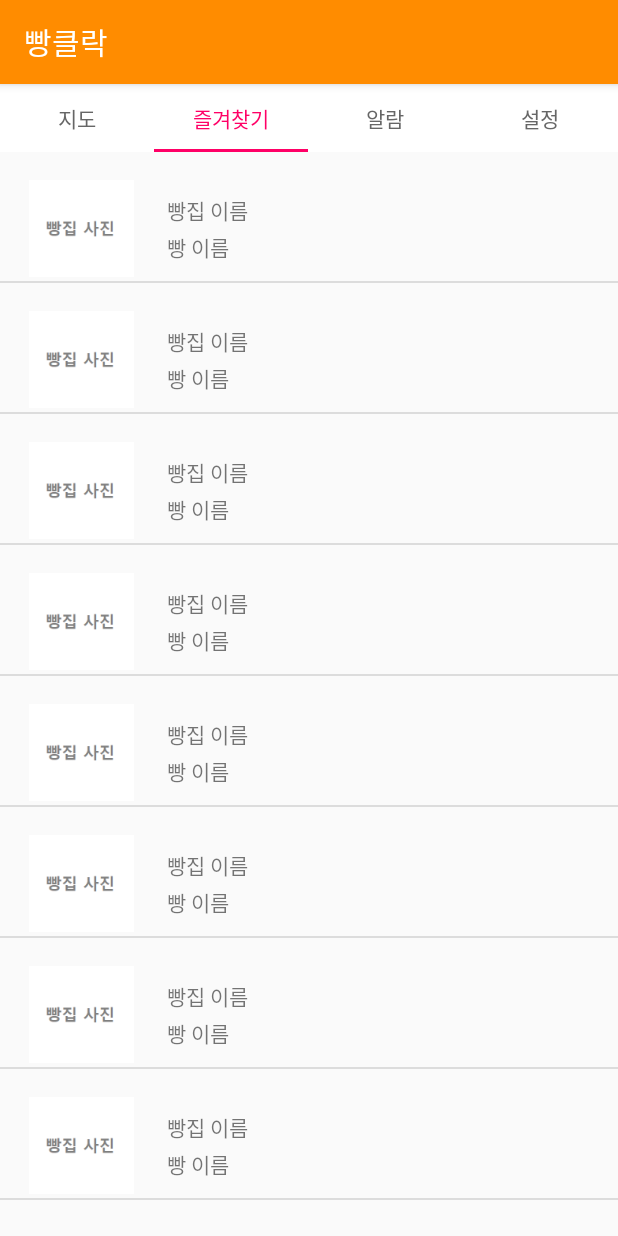
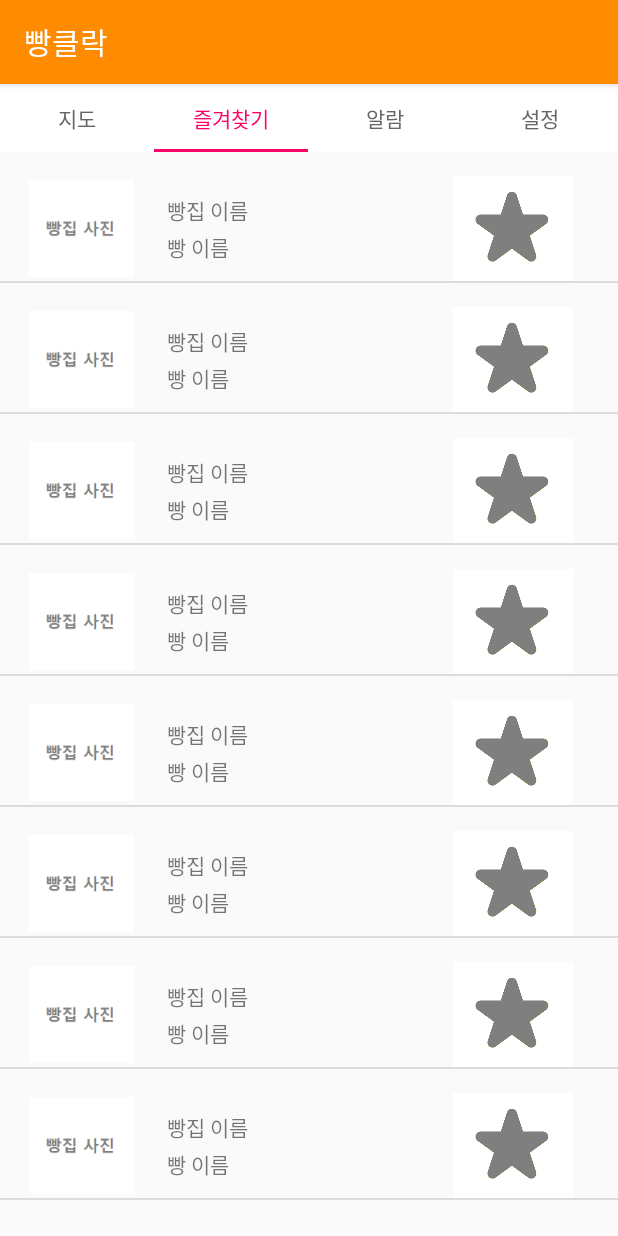
Before and after one commit to parksodam0328/BreadClock, an Android app: the screen it shows after launch (BarActivity), tab 2 chosen, on a phone screen of 412 x 824 dp. Run offline under Robolectric (Android 15) with nearby library versions, the phone set to English and light mode, and no system bars; libraries missing offline, so code that uses them is left out: noman.googleplaces.

Commit message:
- [즐겨찾기] listview 띄우기 - [즐겨찾기] listview에 빵집사진, 빵집이름, 위치, 즐겨찾기 별 사진 띄우기 - [즐겨찾기] listview에 있는 빵집 누르면 빵집 상세정보 엑티비티 띄우기

```diff
--- a/app/src/main/AndroidManifest.xml
+++ b/app/src/main/AndroidManifest.xml
@@ -38,6 +38,7 @@
         <activity android:name=".set.HowToUseActivity" />
         <activity android:name=".set.ContactUsActivity" />
         <activity android:name=".set.IntroduceActivity" />
+        <activity android:name=".bookmark.BookmarkInformation" />
         <activity android:name=".notice.BreadInformation"></activity>
     </application>
 
--- a/app/src/main/java/kr/hs/emirim/parksodam/breadclock/bookmark/BookmarkFragment.java
+++ b/app/src/main/java/kr/hs/emirim/parksodam/breadclock/bookmark/BookmarkFragment.java
@@ -39,6 +39,7 @@ public class BookmarkFragment extends BaseFragment {
                 String titleStr = item.getName();
                 String descStr = item.getContents();
                 Drawable iconDrawable = item.getIcon();
+                Drawable imageDrawable = item.getImage();
 
                 startActivity(intent);
             }
@@ -52,8 +53,9 @@ public class BookmarkFragment extends BaseFragment {
 
 
         for (int i=0; i<8; i++) {
-            mMyAdapter.addItem(ContextCompat.getDrawable(getActivity(), R.mipmap.basicimg), "빵집 이름", "빵 이름");
+            mMyAdapter.addItem(ContextCompat.getDrawable(getActivity(), R.mipmap.basicimg), "빵집 이름", "빵 이름",(ContextCompat.getDrawable(getActivity(), R.drawable.unstar)));
         }
+
 
         /* 리스트뷰에 어댑터 등록 */
         mListView.setAdapter(mMyAdapter);
--- a/app/src/main/java/kr/hs/emirim/parksodam/breadclock/bookmark/BookmarkInformation.java
+++ b/app/src/main/java/kr/hs/emirim/parksodam/breadclock/bookmark/BookmarkInformation.java
@@ -14,6 +14,6 @@ public class BookmarkInformation extends AppCompatActivity {
     @Override
     protected void onCreate(Bundle savedInstanceState) {
         super.onCreate(savedInstanceState);
-        setContentView(R.layout.activity_bread_information);
+        setContentView(R.layout.activity_bookmark_information);
     }
 }
--- a/app/src/main/java/kr/hs/emirim/parksodam/breadclock/listview/MyAdapter.java
+++ b/app/src/main/java/kr/hs/emirim/parksodam/breadclock/listview/MyAdapter.java
@@ -52,6 +52,7 @@ public class MyAdapter extends BaseAdapter {
         ImageView iv_img = (ImageView) convertView.findViewById(R.id.iv_img) ;
         TextView tv_name = (TextView) convertView.findViewById(R.id.tv_name) ;
         TextView tv_contents = (TextView) convertView.findViewById(R.id.tv_contents) ;
+        ImageView iv_image = (ImageView) convertView.findViewById(R.id.iv_image) ;
 
         /* 각 리스트에 뿌려줄 아이템을 받아오는데 mMyItem 재활용 */
         MyItem myItem = getItem(position);
@@ -60,6 +61,7 @@ public class MyAdapter extends BaseAdapter {
         iv_img.setImageDrawable(myItem.getIcon());
         tv_name.setText(myItem.getName());
         tv_contents.setText(myItem.getContents());
+        iv_image.setImageDrawable(myItem.getImage());
 
         /* (위젯에 대한 이벤트리스너를 지정하고 싶다면 여기에 작성하면된다..)  */
 
@@ -67,7 +69,7 @@ public class MyAdapter extends BaseAdapter {
     }
 
     /* 아이템 데이터 추가를 위한 함수. 자신이 원하는대로 작성 */
-    public void addItem(Drawable img, String name, String contents) {
+    public void addItem(Drawable img, String name, String contents,Drawable image) {
 
         MyItem mItem = new MyItem();
 
@@ -75,9 +77,12 @@ public class MyAdapter extends BaseAdapter {
         mItem.setIcon(img);
         mItem.setName(name);
         mItem.setContents(contents);
+        mItem.setImage(image);
 
         /* mItems에 MyItem을 추가한다. */
         mItems.add(mItem);
 
     }
+
+
 }
--- a/app/src/main/java/kr/hs/emirim/parksodam/breadclock/listview/MyItem.java
+++ b/app/src/main/java/kr/hs/emirim/parksodam/breadclock/listview/MyItem.java
@@ -11,6 +11,7 @@ public class MyItem {
     private Drawable icon;
     private String name;
     private String contents;
+    private Drawable image;
 
     public Drawable getIcon() {
         return icon;
@@ -34,4 +35,7 @@ public class MyItem {
         this.contents = contents;
     }
 
+    public Drawable getImage() { return image; }
+
+    public void setImage(Drawable image) { this.image = image;}
 }
--- a/app/src/main/java/kr/hs/emirim/parksodam/breadclock/map/MapFragment.java
+++ b/app/src/main/java/kr/hs/emirim/parksodam/breadclock/map/MapFragment.java
@@ -147,7 +147,7 @@ public class MapFragment extends BaseFragment implements OnMapReadyCallback,
         for(Marker m : previous_marker){
             Log.e(TAG,"빵집 추가 : "+m.getTitle()+"/ 빵 : ");
 
-            mMyAdapter.addItem(ContextCompat.getDrawable(getActivity(),R.mipmap.basicimg), m.getTitle(), m.getSnippet());
+            mMyAdapter.addItem(ContextCompat.getDrawable(getActivity(),R.mipmap.basicimg), m.getTitle(), m.getSnippet(),ContextCompat.getDrawable(getActivity(),R.drawable.unstar));
         }
 
         /* 리스트뷰에 어댑터 등록 */
--- a/app/src/main/java/kr/hs/emirim/parksodam/breadclock/notice/NoticeFragment.java
+++ b/app/src/main/java/kr/hs/emirim/parksodam/breadclock/notice/NoticeFragment.java
@@ -52,7 +52,8 @@ public class NoticeFragment extends BaseFragment {
 
 
         for (int i=0; i<10; i++) {
-            mMyAdapter.addItem(ContextCompat.getDrawable(getActivity(), R.mipmap.ic_launcher), "빵집 이름", "빵 이름");
+            mMyAdapter.addItem(ContextCompat.getDrawable(getActivity(), R.mipmap.ic_launcher), "빵집 이름", "빵 이름", (ContextCompat.getDrawable(getActivity(), R.drawable.unstar)));
+
         }
 
         /* 리스트뷰에 어댑터 등록 */
--- /dev/null
+++ b/app/src/main/res/drawable/star_select.xml
@@ -0,0 +1,6 @@
+<?xml version="1.0" encoding="utf-8"?>
+    <selector xmlns:android="http://schemas.android.com/apk/res/android">
+
+       <item android:drawable="@drawable/star" android:state_checked="true"/>
+       <item android:drawable="@drawable/unstar" android:state_checked="false"/>
+    </selector>
--- a/app/src/main/res/layout/listview_custom.xml
+++ b/app/src/main/res/layout/listview_custom.xml
@@ -39,5 +39,17 @@
         android:layout_alignParentLeft="true"
         android:layout_alignParentStart="true" />
 
+    <ImageView
+        android:id="@+id/iv_image"
+        android:layout_width="80dp"
+        android:layout_height="wrap_content"
+        android:background="@drawable/star_select"
+        android:layout_marginRight="30dp"
+        android:layout_marginEnd="30dp"
+        android:layout_alignTop="@+id/iv_img"
+        android:layout_alignParentRight="true"
+        android:layout_alignParentEnd="true"
+        android:layout_alignBottom="@+id/iv_img" />
+
 
 </RelativeLayout>
```
Also changed, not shown: app/src/main/res/layout/activity_bookmark_information.xml (+3 -14 lines), app/src/main/res/drawable/paris.png (renamed from app/src/main/res/mipmap-xhdpi/paris.png), app/src/main/res/drawable/star.png (renamed from app/src/main/res/mipmap-xhdpi/star.png), app/src/main/res/drawable/unstar.png (renamed from app/src/main/res/mipmap-xhdpi/unstar.png).
